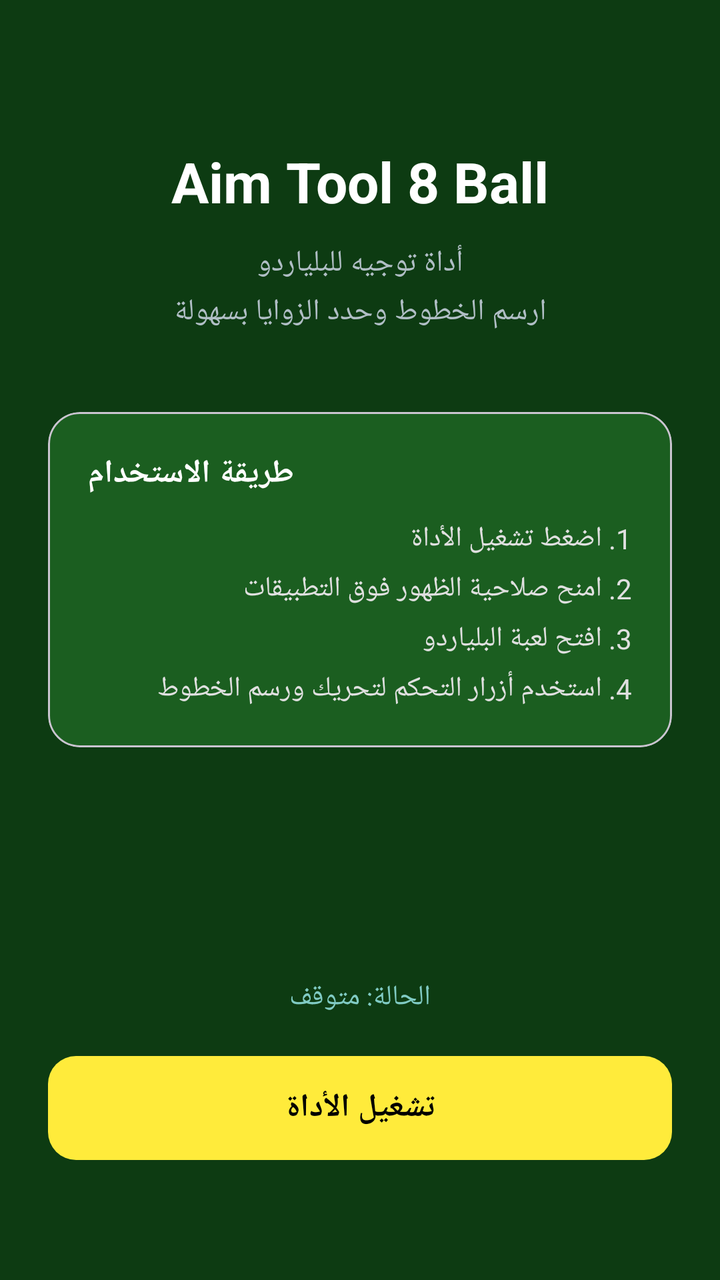
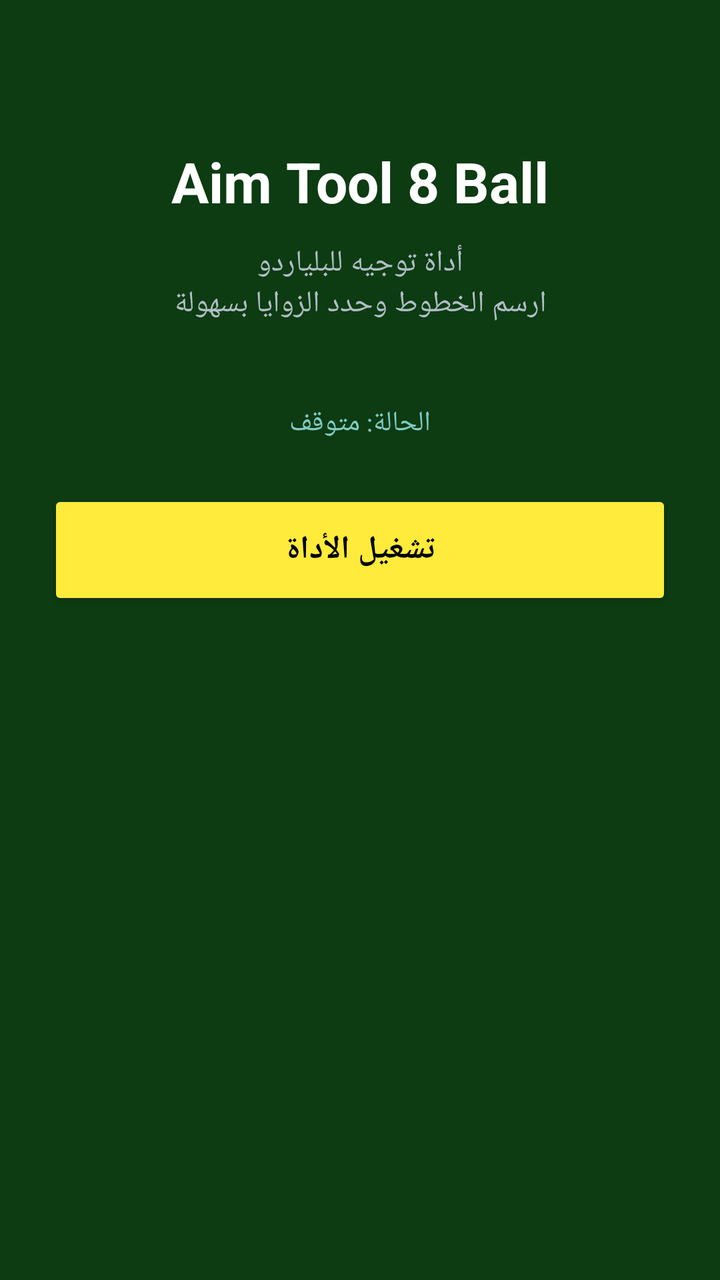

An Android layout rendered at two revisions. The XML below is the earlier revision; the diff shows what the commit changed to produce the second picture.
<!-- AndroidManifest.xml: activity theme Theme.AimTool8Ball -->
<!-- res/layout/activity_main.xml -->
<?xml version="1.0" encoding="utf-8"?>
<androidx.constraintlayout.widget.ConstraintLayout
    xmlns:android="http://schemas.android.com/apk/res/android"
    xmlns:app="http://schemas.android.com/apk/res-auto"
    android:layout_width="match_parent"
    android:layout_height="match_parent"
    android:background="#0D3B12"
    android:padding="24dp">

    <TextView
        android:id="@+id/titleText"
        android:layout_width="wrap_content"
        android:layout_height="wrap_content"
        android:text="Aim Tool 8 Ball"
        android:textColor="#FFFFFF"
        android:textSize="28sp"
        android:textStyle="bold"
        app:layout_constraintTop_toTopOf="parent"
        app:layout_constraintStart_toStartOf="parent"
        app:layout_constraintEnd_toEndOf="parent"
        android:layout_marginTop="48dp" />

    <TextView
        android:id="@+id/subtitleText"
        android:layout_width="0dp"
        android:layout_height="wrap_content"
        android:text="أداة توجيه للبلياردو\nارسم الخطوط وحدد الزوايا بسهولة"
        android:textColor="#B0BEC5"
        android:textSize="15sp"
        android:gravity="center"
        android:lineSpacingExtra="4dp"
        app:layout_constraintTop_toBottomOf="@id/titleText"
        app:layout_constraintStart_toStartOf="parent"
        app:layout_constraintEnd_toEndOf="parent"
        android:layout_marginTop="12dp" />

    <com.google.android.material.card.MaterialCardView
        android:id="@+id/infoCard"
        android:layout_width="0dp"
        android:layout_height="wrap_content"
        app:cardBackgroundColor="#1B5E20"
        app:cardCornerRadius="16dp"
        app:cardElevation="0dp"
        app:layout_constraintTop_toBottomOf="@id/subtitleText"
        app:layout_constraintStart_toStartOf="parent"
        app:layout_constraintEnd_toEndOf="parent"
        android:layout_marginTop="40dp">

        <LinearLayout
            android:layout_width="match_parent"
            android:layout_height="wrap_content"
            android:orientation="vertical"
            android:padding="20dp">

            <TextView
                android:layout_width="wrap_content"
                android:layout_height="wrap_content"
                android:text="طريقة الاستخدام"
                android:textColor="#FFFFFF"
                android:textSize="16sp"
                android:textStyle="bold" />

            <TextView
                android:layout_width="match_parent"
                android:layout_height="wrap_content"
                android:text="1. اضغط تشغيل الأداة\n2. امنح صلاحية الظهور فوق التطبيقات\n3. افتح لعبة البلياردو\n4. استخدم أزرار التحكم لتحريك ورسم الخطوط"
                android:textColor="#E0E0E0"
                android:textSize="14sp"
                android:lineSpacingExtra="6dp"
                android:layout_marginTop="12dp" />
        </LinearLayout>
    </com.google.android.material.card.MaterialCardView>

    <com.google.android.material.button.MaterialButton
        android:id="@+id/btnToggle"
        android:layout_width="0dp"
        android:layout_height="60dp"
        android:text="@string/start_overlay"
        android:textSize="16sp"
        android:textStyle="bold"
        app:cornerRadius="14dp"
        app:backgroundTint="#FFEB3B"
        android:textColor="#000000"
        app:layout_constraintBottom_toBottomOf="parent"
        app:layout_constraintStart_toStartOf="parent"
        app:layout_constraintEnd_toEndOf="parent"
        android:layout_marginBottom="32dp" />

    <TextView
        android:id="@+id/statusText"
        android:layout_width="wrap_content"
        android:layout_height="wrap_content"
        android:text="الحالة: متوقف"
        android:textColor="#80CBC4"
        android:textSize="14sp"
        app:layout_constraintBottom_toTopOf="@id/btnToggle"
        app:layout_constraintStart_toStartOf="parent"
        app:layout_constraintEnd_toEndOf="parent"
        android:layout_marginBottom="16dp" />

</androidx.constraintlayout.widget.ConstraintLayout>
<!-- resources referenced by this layout -->
<resources>
  <string name="start_overlay">تشغيل الأداة</string>
  <style name="Theme.AimTool8Ball" parent="Theme.Material3.DayNight.NoActionBar">
          <item name="colorPrimary">#1B5E20</item>
          <item name="colorPrimaryVariant">#0D3B12</item>
          <item name="colorOnPrimary">#FFFFFF</item>
          <item name="android:statusBarColor">#0D3B12</item>
          <item name="android:navigationBarColor">#0D3B12</item>
      </style>
</resources>

<!-- the commit's change to res/layout/activity_main.xml (unified diff, before → after) -->
@@ -1,90 +1,29 @@
 <?xml version="1.0" encoding="utf-8"?>
-<androidx.constraintlayout.widget.ConstraintLayout
-    xmlns:android="http://schemas.android.com/apk/res/android"
-    xmlns:app="http://schemas.android.com/apk/res-auto"
+<LinearLayout xmlns:android="http://schemas.android.com/apk/res/android"
     android:layout_width="match_parent"
     android:layout_height="match_parent"
+    android:orientation="vertical"
     android:background="#0D3B12"
-    android:padding="24dp">
+    android:padding="24dp"
+    android:gravity="center_horizontal">
 
     <TextView
-        android:id="@+id/titleText"
         android:layout_width="wrap_content"
         android:layout_height="wrap_content"
         android:text="Aim Tool 8 Ball"
         android:textColor="#FFFFFF"
         android:textSize="28sp"
         android:textStyle="bold"
-        app:layout_constraintTop_toTopOf="parent"
-        app:layout_constraintStart_toStartOf="parent"
-        app:layout_constraintEnd_toEndOf="parent"
         android:layout_marginTop="48dp" />
 
     <TextView
-        android:id="@+id/subtitleText"
-        android:layout_width="0dp"
+        android:layout_width="match_parent"
         android:layout_height="wrap_content"
         android:text="أداة توجيه للبلياردو\nارسم الخطوط وحدد الزوايا بسهولة"
         android:textColor="#B0BEC5"
         android:textSize="15sp"
         android:gravity="center"
-        android:lineSpacingExtra="4dp"
-        app:layout_constraintTop_toBottomOf="@id/titleText"
-        app:layout_constraintStart_toStartOf="parent"
-        app:layout_constraintEnd_toEndOf="parent"
         android:layout_marginTop="12dp" />
-
-    <com.google.android.material.card.MaterialCardView
-        android:id="@+id/infoCard"
-        android:layout_width="0dp"
-        android:layout_height="wrap_content"
-        app:cardBackgroundColor="#1B5E20"
-        app:cardCornerRadius="16dp"
-        app:cardElevation="0dp"
-        app:layout_constraintTop_toBottomOf="@id/subtitleText"
-        app:layout_constraintStart_toStartOf="parent"
-        app:layout_constraintEnd_toEndOf="parent"
-        android:layout_marginTop="40dp">
-
-        <LinearLayout
-            android:layout_width="match_parent"
-            android:layout_height="wrap_content"
-            android:orientation="vertical"
-            android:padding="20dp">
-
-            <TextView
-                android:layout_width="wrap_content"
-                android:layout_height="wrap_content"
-                android:text="طريقة الاستخدام"
-                android:textColor="#FFFFFF"
-                android:textSize="16sp"
-                android:textStyle="bold" />
-
-            <TextView
-                android:layout_width="match_parent"
-                android:layout_height="wrap_content"
-                android:text="1. اضغط تشغيل الأداة\n2. امنح صلاحية الظهور فوق التطبيقات\n3. افتح لعبة البلياردو\n4. استخدم أزرار التحكم لتحريك ورسم الخطوط"
-                android:textColor="#E0E0E0"
-                android:textSize="14sp"
-                android:lineSpacingExtra="6dp"
-                android:layout_marginTop="12dp" />
-        </LinearLayout>
-    </com.google.android.material.card.MaterialCardView>
-
-    <com.google.android.material.button.MaterialButton
-        android:id="@+id/btnToggle"
-        android:layout_width="0dp"
-        android:layout_height="60dp"
-        android:text="@string/start_overlay"
-        android:textSize="16sp"
-        android:textStyle="bold"
-        app:cornerRadius="14dp"
-        app:backgroundTint="#FFEB3B"
-        android:textColor="#000000"
-        app:layout_constraintBottom_toBottomOf="parent"
-        app:layout_constraintStart_toStartOf="parent"
-        app:layout_constraintEnd_toEndOf="parent"
-        android:layout_marginBottom="32dp" />
 
     <TextView
         android:id="@+id/statusText"
@@ -93,9 +32,17 @@
         android:text="الحالة: متوقف"
         android:textColor="#80CBC4"
         android:textSize="14sp"
-        app:layout_constraintBottom_toTopOf="@id/btnToggle"
-        app:layout_constraintStart_toStartOf="parent"
-        app:layout_constraintEnd_toEndOf="parent"
-        android:layout_marginBottom="16dp" />
+        android:layout_marginTop="40dp" />
 
-</androidx.constraintlayout.widget.ConstraintLayout>
+    <Button
+        android:id="@+id/btnToggle"
+        android:layout_width="match_parent"
+        android:layout_height="60dp"
+        android:text="تشغيل الأداة"
+        android:textSize="16sp"
+        android:textStyle="bold"
+        android:textColor="#000000"
+        android:backgroundTint="#FFEB3B"
+        android:layout_marginTop="24dp" />
+
+</LinearLayout>
<!-- resource entries referenced after the edit -->
@@ -1,10 +1,9 @@
 <!-- resources referenced by this layout -->
 <resources>
-  <string name="start_overlay">تشغيل الأداة</string>
-  <style name="Theme.AimTool8Ball" parent="Theme.Material3.DayNight.NoActionBar">
+  <style name="Theme.AimTool8Ball" parent="Theme.AppCompat.DayNight.NoActionBar">
           <item name="colorPrimary">#1B5E20</item>
-          <item name="colorPrimaryVariant">#0D3B12</item>
-          <item name="colorOnPrimary">#FFFFFF</item>
+          <item name="colorPrimaryDark">#0D3B12</item>
+          <item name="colorAccent">#FFEB3B</item>
           <item name="android:statusBarColor">#0D3B12</item>
           <item name="android:navigationBarColor">#0D3B12</item>
       </style>
